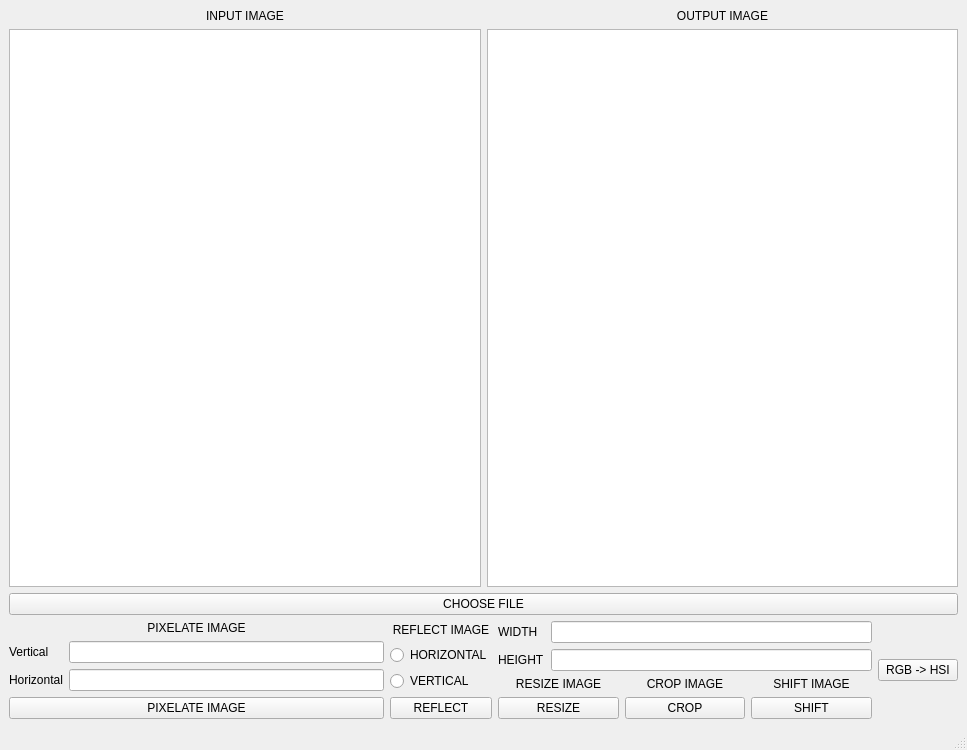
Qt form ui_desing_file/design_file_pixelation.ui (ozan-git/imageProcessingPixelation) before a commit.
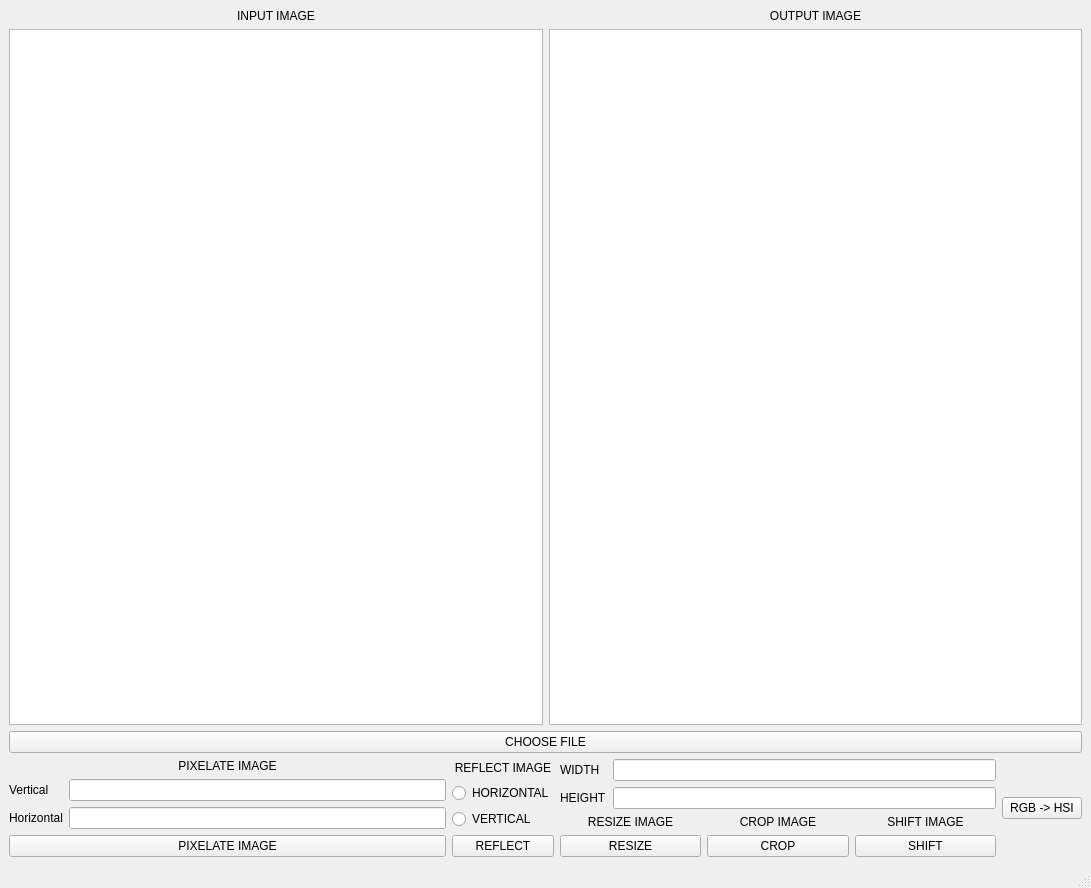
The same form after that commit.

```diff
--- a/ui_desing_file/design_file_pixelation.ui
+++ b/ui_desing_file/design_file_pixelation.ui
@@ -6,8 +6,8 @@
    <rect>
     <x>0</x>
     <y>0</y>
-    <width>967</width>
-    <height>750</height>
+    <width>1091</width>
+    <height>888</height>
    </rect>
   </property>
   <property name="windowTitle">
```
Left out of the diff: 2 changed lines with no effect on the pictures.
